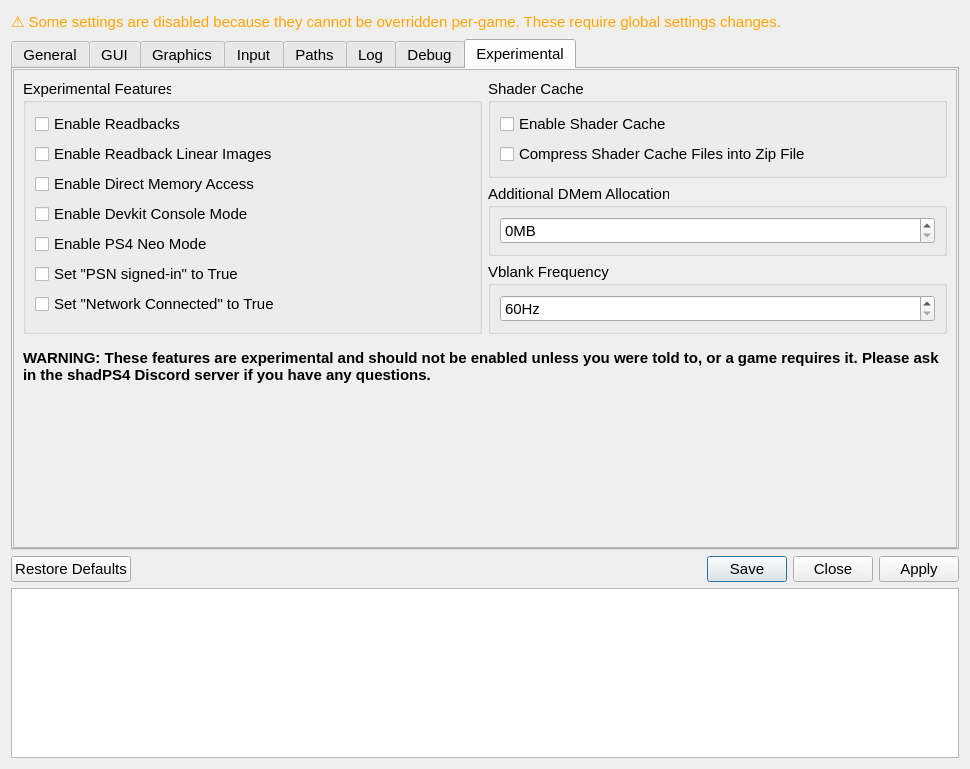
First picture: the form in src/qt_ui/settings_dialog.ui, repository shadLaunchers/shadLauncher4, before the edit.
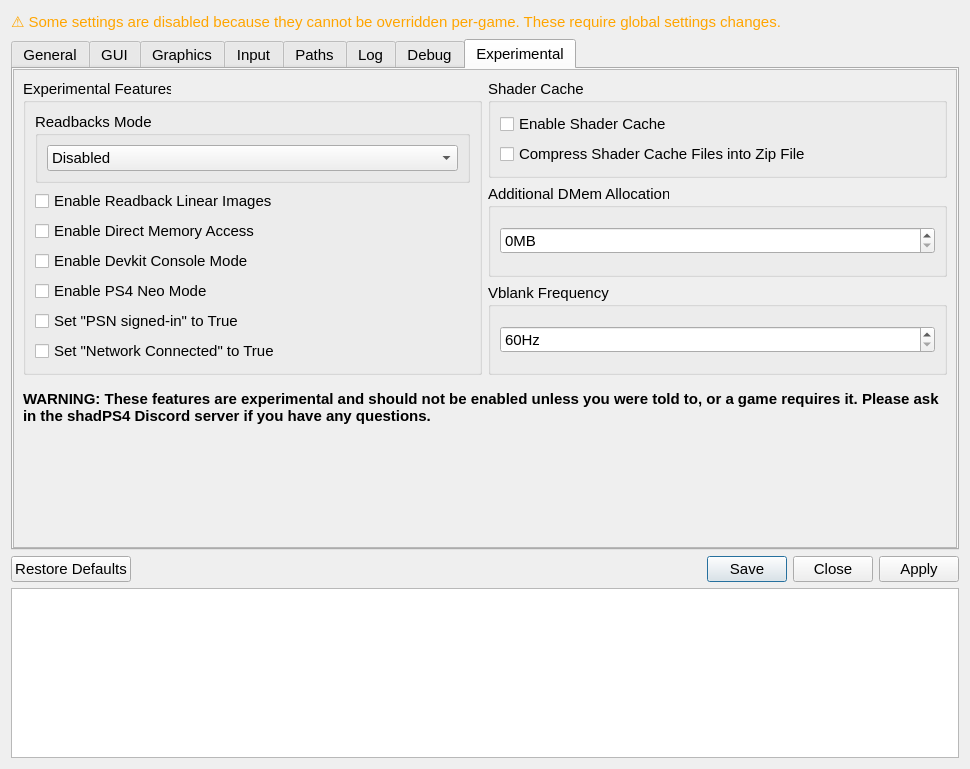
Second picture: the form after the edit. The open tabs and pages were chosen to show the change. Icons and pictures are not drawn.

Commit message: Settings: Add Readbacks mode (#74)

The edit to the form file:
```diff
--- a/src/qt_ui/settings_dialog.ui
+++ b/src/qt_ui/settings_dialog.ui
@@ -2225,8 +2225,8 @@
         <rect>
          <x>0</x>
          <y>0</y>
-         <width>944</width>
-         <height>374</height>
+         <width>946</width>
+         <height>438</height>
         </rect>
        </property>
        <property name="sizePolicy">
@@ -2268,10 +2268,31 @@
                 <number>9</number>
                </property>
                <item>
-                <widget class="QCheckBox" name="readbacksCheckBox">
-                 <property name="text">
-                  <string>Enable Readbacks</string>
+                <widget class="QGroupBox" name="groupBox">
+                 <property name="title">
+                  <string>Readbacks Mode</string>
                  </property>
+                 <layout class="QVBoxLayout" name="verticalLayout_15">
+                  <item>
+                   <widget class="QComboBox" name="readbacksModeComboBox">
+                    <item>
+                     <property name="text">
+                      <string>Disabled</string>
+                     </property>
+                    </item>
+                    <item>
+                     <property name="text">
+                      <string>Low</string>
+                     </property>
+                    </item>
+                    <item>
+                     <property name="text">
+                      <string>High</string>
+                     </property>
+                    </item>
+                   </widget>
+                  </item>
+                 </layout>
                 </widget>
                </item>
                <item>
```
Left out of the diff: 36 changed lines with no effect on the pictures. The commit also changes 2 other files.
